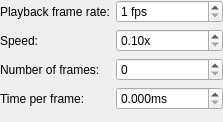
Old version of the form replayrecordersettingswidget.ui in the repository benwh1/cubesim.
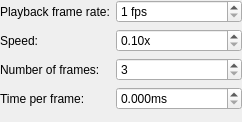
New version of the form.

Commit message: Change minimum value of number of frames to be 3

Patch:
```diff
--- a/replayrecordersettingswidget.ui
+++ b/replayrecordersettingswidget.ui
@@ -6,7 +6,7 @@
    <rect>
     <x>0</x>
     <y>0</y>
-    <width>217</width>
+    <width>242</width>
     <height>122</height>
    </rect>
   </property>
@@ -87,6 +87,9 @@
    </item>
    <item row="2" column="1">
     <widget class="QSpinBox" name="numberOfFramesSpinBox">
+     <property name="minimum">
+      <number>3</number>
+     </property>
      <property name="maximum">
       <number>1000000</number>
      </property>
```
